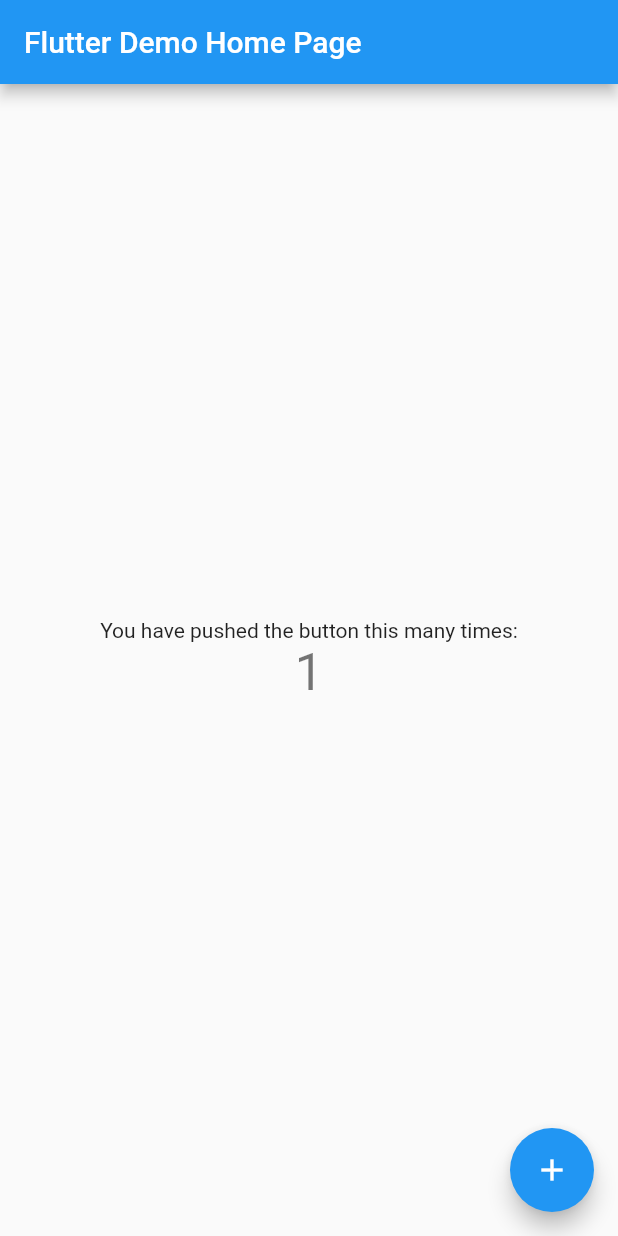
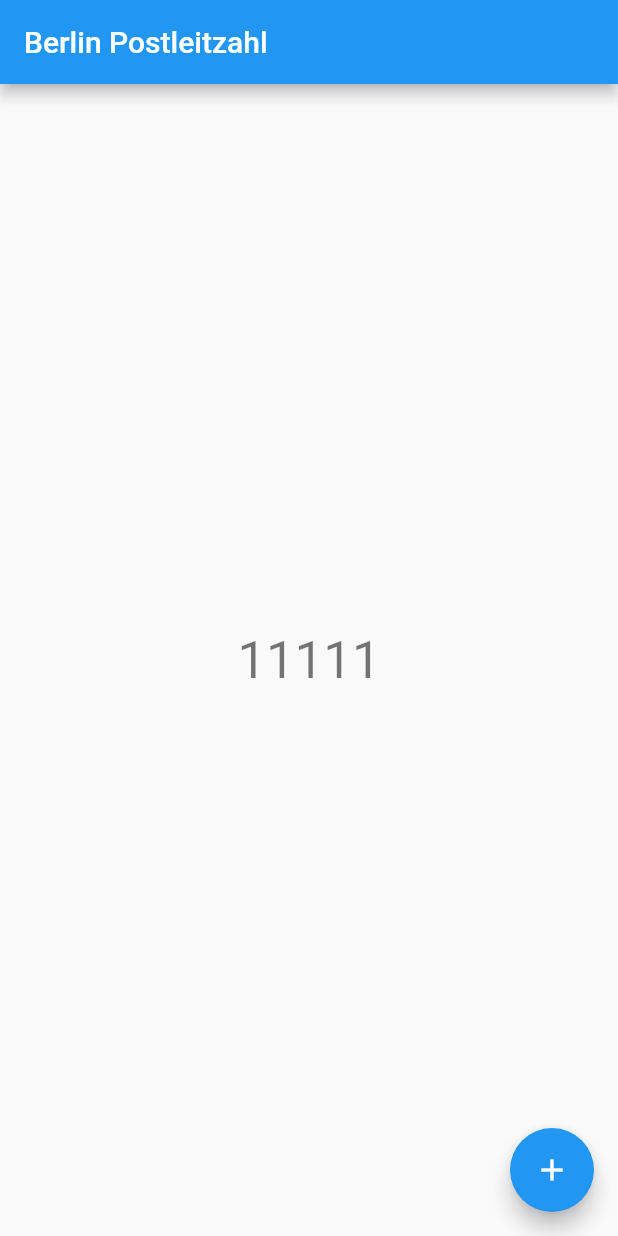
Before and after one commit to Praa199/random_zipcode, a Flutter app: the MyHomePage screen opened directly, after a tap on the "add" icon, on a phone screen of 412 x 824 dp. Run offline on Flutter 3.47's test engine with Material 2 defaults, Android fonts, the phone set to English and light mode, and no system bars.

Commit message:
random number from list type displays when button is clicked

```diff
--- a/lib/main.dart
+++ b/lib/main.dart
@@ -1,4 +1,5 @@
 import 'package:flutter/material.dart';
+import 'dart:math';
 
 void main() {
   runApp(const MyApp());
@@ -24,7 +25,7 @@
         // is not restarted.
         primarySwatch: Colors.blue,
       ),
-      home: const MyHomePage(title: 'Flutter Demo Home Page'),
+      home: const MyHomePage(title: 'Berlin Postleitzahl'),
     );
   }
 }
@@ -49,6 +50,25 @@
 
 class _MyHomePageState extends State<MyHomePage> {
   int _counter = 0;
+
+  static List<int> listName = [00000, 11111, 22222];
+  final listLength = listName.length;
+  var rng = Random();
+  int _zipCode = 0;
+
+  void _randomCode() {
+    setState(() {
+      // for (var i = 0; i < listLength; i++) {
+      // print(listName[rng.nextInt(listLength)]);
+      // }
+      _zipCode = listName[rng.nextInt(listLength)];
+      // This call to setState tells the Flutter framework that something has
+      // changed in this State, which causes it to rerun the build method below
+      // so that the display can reflect the updated values. If we changed
+      // _counter without calling setState(), then the build method would not be
+      // called again, and so nothing would appear to happen.
+    });
+  }
 
   void _incrementCounter() {
     setState(() {
@@ -95,18 +115,19 @@
           // horizontal).
           mainAxisAlignment: MainAxisAlignment.center,
           children: <Widget>[
-            const Text(
-              'You have pushed the button this many times:',
-            ),
+            // const Text(
+            //   'You have pushed the button this many times:',
+            // ),
             Text(
-              '$_counter',
+              // '$_counter',
+              '$_zipCode',
               style: Theme.of(context).textTheme.headline4,
             ),
           ],
         ),
       ),
       floatingActionButton: FloatingActionButton(
-        onPressed: _incrementCounter,
+        onPressed: _randomCode,
         tooltip: 'Increment',
         child: const Icon(Icons.add),
       ), // This trailing comma makes auto-formatting nicer for build methods.
```
Also changed, not shown: 1 other file.
